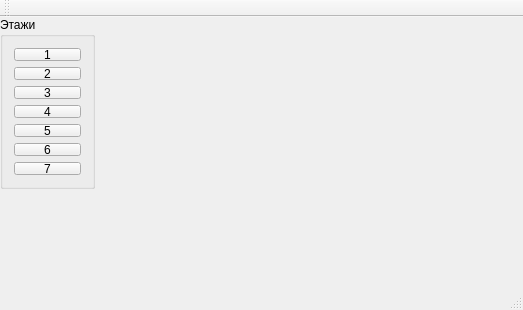
Old version of the form lab4/lab4/mainwindow.ui in the repository akapust1n/university.
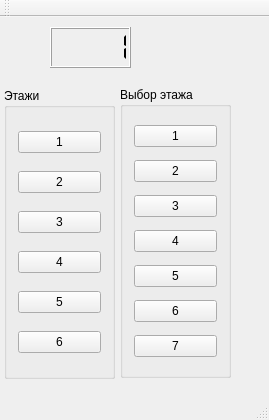
New version of the form.

The edit to the form file:
```diff
--- a/lab4/lab4/mainwindow.ui
+++ b/lab4/lab4/mainwindow.ui
@@ -6,8 +6,8 @@
    <rect>
     <x>0</x>
     <y>0</y>
-    <width>523</width>
-    <height>310</height>
+    <width>269</width>
+    <height>420</height>
    </rect>
   </property>
   <property name="windowTitle">
@@ -17,10 +17,10 @@
    <widget class="QGroupBox" name="groupBox">
     <property name="geometry">
      <rect>
-      <x>0</x>
-      <y>0</y>
-      <width>95</width>
-      <height>172</height>
+      <x>4</x>
+      <y>71</y>
+      <width>111</width>
+      <height>291</height>
      </rect>
     </property>
     <property name="title">
@@ -75,7 +75,70 @@
        </property>
       </widget>
      </item>
-     <item row="6" column="0">
+    </layout>
+   </widget>
+   <widget class="QGroupBox" name="groupBox_2">
+    <property name="geometry">
+     <rect>
+      <x>120</x>
+      <y>70</y>
+      <width>111</width>
+      <height>291</height>
+     </rect>
+    </property>
+    <property name="title">
+     <string>Выбор этажа</string>
+    </property>
+    <layout class="QVBoxLayout" name="verticalLayout">
+     <item>
+      <widget class="QPushButton" name="floor1BTN_2">
+       <property name="text">
+        <string>1</string>
+       </property>
+       <property name="default">
+        <bool>false</bool>
+       </property>
+       <property name="flat">
+        <bool>false</bool>
+       </property>
+      </widget>
+     </item>
+     <item>
+      <widget class="QPushButton" name="floor2BTN_2">
+       <property name="text">
+        <string>2</string>
+       </property>
+      </widget>
+     </item>
+     <item>
+      <widget class="QPushButton" name="floor3BTN_2">
+       <property name="text">
+        <string>3</string>
+       </property>
+      </widget>
+     </item>
+     <item>
+      <widget class="QPushButton" name="floor4BTN_2">
+       <property name="text">
+        <string>4</string>
+       </property>
+      </widget>
+     </item>
+     <item>
+      <widget class="QPushButton" name="floor5BTN_2">
+       <property name="text">
+        <string>5</string>
+       </property>
+      </widget>
+     </item>
+     <item>
+      <widget class="QPushButton" name="floor6BTN_2">
+       <property name="text">
+        <string>6</string>
+       </property>
+      </widget>
+     </item>
+     <item>
       <widget class="QPushButton" name="pushButton">
        <property name="text">
         <string>7</string>
@@ -84,6 +147,22 @@
      </item>
     </layout>
    </widget>
+   <widget class="QLCDNumber" name="lcdNumber">
+    <property name="geometry">
+     <rect>
+      <x>50</x>
+      <y>10</y>
+      <width>81</width>
+      <height>41</height>
+     </rect>
+    </property>
+    <property name="segmentStyle">
+     <enum>QLCDNumber::Flat</enum>
+    </property>
+    <property name="value" stdset="0">
+     <double>1.000000000000000</double>
+    </property>
+   </widget>
   </widget>
   <widget class="QMenuBar" name="menuBar">
    <property name="geometry">
```
Left out of the diff: 2 changed lines with no effect on the pictures.
